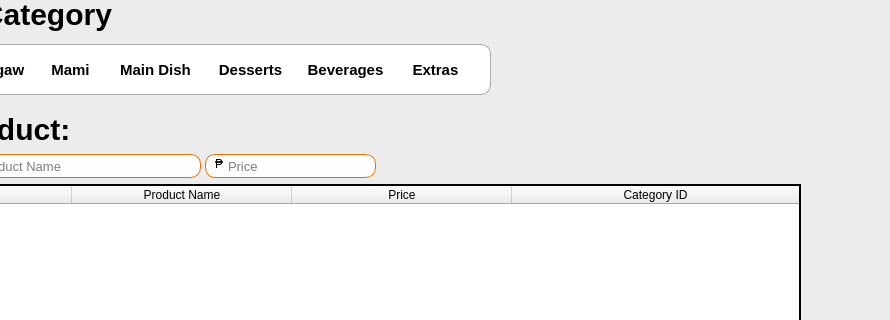
Above: Project SE/ui/pmanagementscreen.ui from Patatims/CCSFEN2_Project before the change; both pictures show x 310 to 1200 and y 96 to 416 of the 1200 by 801 pixel window. Below: the same form after it.
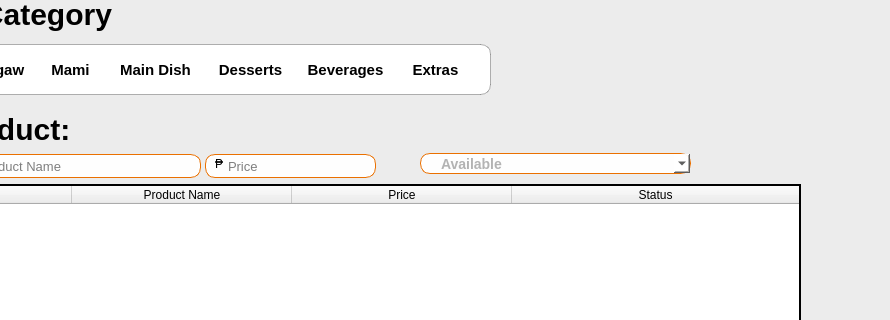
That is the form after the change. Icons and pictures are not drawn.

```diff
--- a/Project SE/ui/pmanagementscreen.ui
+++ b/Project SE/ui/pmanagementscreen.ui
@@ -627,7 +627,7 @@
     </column>
     <column>
      <property name="text">
-      <string>Category ID</string>
+      <string>Status</string>
      </property>
     </column>
    </widget>
@@ -1058,8 +1058,8 @@
    <widget class="QLabel" name="error">
     <property name="geometry">
      <rect>
-      <x>700</x>
-      <y>250</y>
+      <x>390</x>
+      <y>215</y>
       <width>401</width>
       <height>21</height>
      </rect>
@@ -1092,6 +1092,41 @@
      <string/>
     </property>
    </widget>
+   <widget class="QComboBox" name="comboBox">
+    <property name="geometry">
+     <rect>
+      <x>730</x>
+      <y>249</y>
+      <width>271</width>
+      <height>21</height>
+     </rect>
+    </property>
+    <property name="styleSheet">
+     <string notr="true">QComboBox{
+	padding-left: 20px;
+    border-radius: 10px;
+    border: 1px solid rgb(234, 112, 0);  
+    background-color: rgba(255, 255, 255, 240);
+    font-family: 'Inter';
+	font-size: 14px;
+	font-weight: 500;
+	color: rgba(0, 0, 0, 75);
+}</string>
+    </property>
+    <property name="frame">
+     <bool>true</bool>
+    </property>
+    <item>
+     <property name="text">
+      <string>Available</string>
+     </property>
+    </item>
+    <item>
+     <property name="text">
+      <string>Unavailable</string>
+     </property>
+    </item>
+   </widget>
    <zorder>sidebar</zorder>
    <zorder>titlebar</zorder>
    <zorder>whitebg</zorder>
```
Left out of the diff: 1 changed line with no effect on the pictures.
